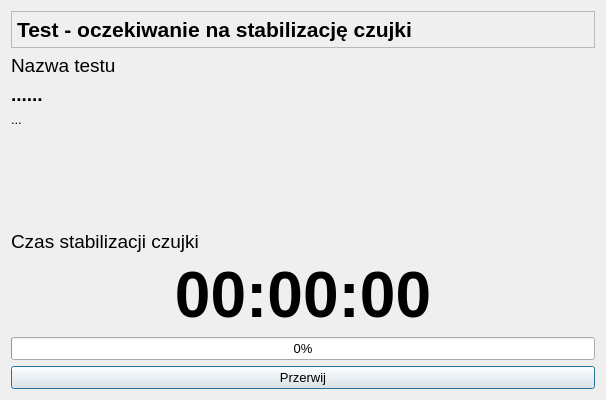
The window that CzujkiLinioweApp/oknostabilizacjaczujki.ui (wiacekmarcin/CzujkiLiniowe) describes before a commit, drawn with Qt 5.
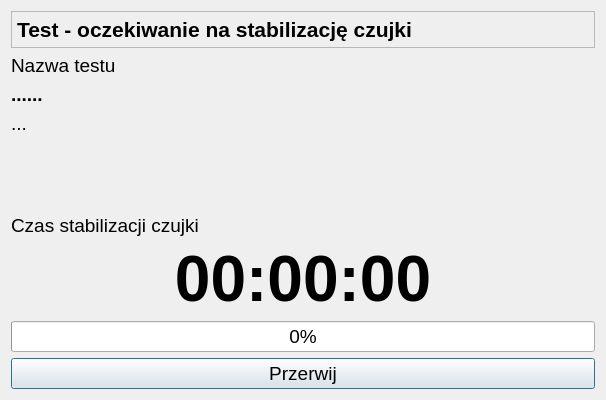
The same window after the commit.

The edit to the form file:
```diff
--- a/CzujkiLinioweApp/oknostabilizacjaczujki.ui
+++ b/CzujkiLinioweApp/oknostabilizacjaczujki.ui
@@ -25,7 +25,7 @@
   <property name="font">
    <font>
     <family>Arial</family>
-    <pointsize>10</pointsize>
+    <pointsize>14</pointsize>
    </font>
   </property>
   <property name="windowTitle">
```
